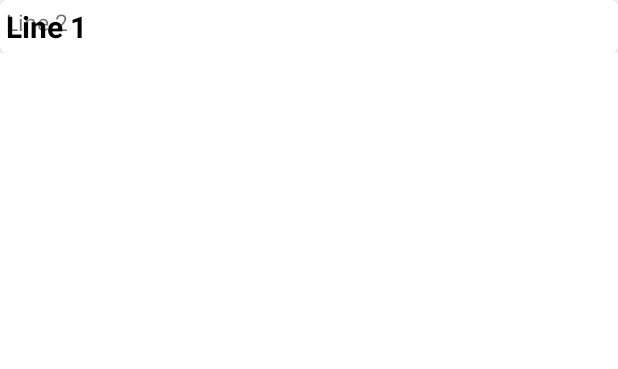
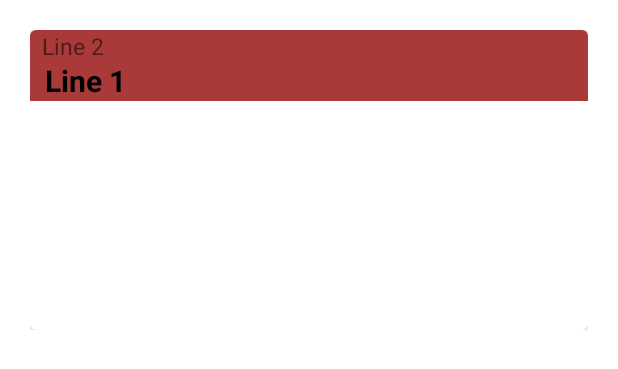
Before and after one commit to BeatlesBOB/Appytodo, an Android app: the layout layout_ticket.xml on its own in the app's theme, with its tools: preview values and no code run, on a phone screen of 412 x 824 dp. Shown: the top 369 px of the screen. Run offline under Robolectric (Android 15) with nearby library versions, the phone set to English and light mode, and no system bars; Roboto replaces fonts that are not available here.

Commit message:
design des card en cours

```diff
--- /dev/null
+++ b/TestFireBase-master/app/src/main/res/drawable/design_card.xml
@@ -0,0 +1,11 @@
+<?xml version="1.0" encoding="utf-8"?>
+<selector xmlns:android="http://schemas.android.com/apk/res/android">
+    <item>
+        <shape android:shape="rectangle">
+
+            <solid android:color="#AA3939"></solid>
+
+        </shape>
+    </item>
+
+</selector>
--- a/TestFireBase-master/app/src/main/res/layout/layout_ticket.xml
+++ b/TestFireBase-master/app/src/main/res/layout/layout_ticket.xml
@@ -3,35 +3,40 @@
 <androidx.constraintlayout.widget.ConstraintLayout
     xmlns:android="http://schemas.android.com/apk/res/android"
     xmlns:app="http://schemas.android.com/apk/res-auto"
+    xmlns:tools="http://schemas.android.com/tools"
     android:layout_width="match_parent"
-android:layout_height="wrap_content">
+    android:layout_height="wrap_content"
+    android:padding="20dp"
+    >
 
 
     <androidx.cardview.widget.CardView
         android:layout_width="match_parent"
-        android:layout_height="wrap_content"
+        android:layout_height="200dp"
         app:layout_constraintBottom_toBottomOf="parent"
         app:layout_constraintEnd_toEndOf="parent"
         app:layout_constraintEnd_toStartOf="parent"
         app:layout_constraintTop_toTopOf="parent"
         app:cardCornerRadius="4dp">
 
-        <androidx.constraintlayout.widget.ConstraintLayout
+        <FrameLayout
                 android:layout_width="match_parent"
-            android:layout_height="match_parent"
-            android:layout_margin="4dp">
-
-
+                android:layout_height="wrap_content"
+                android:background="@drawable/design_card">
 
             <TextView
                 android:id="@+id/tickettitle"
                 android:layout_width="wrap_content"
                 android:layout_height="wrap_content"
                 android:layout_alignParentTop="true"
+                android:layout_marginLeft="10dp"
+                android:layout_marginTop="20dp"
+
                 android:text="Line 1"
                 android:textColor="@android:color/black"
                 android:textSize="20sp"
                 android:textStyle="bold" />
+        </FrameLayout>
 
         <TextView
             android:id="@+id/ticketlieu"
@@ -42,8 +47,5 @@
             android:text="Line 2"
             android:textSize="15sp" />
 
-
-        </androidx.constraintlayout.widget.ConstraintLayout>
-
     </androidx.cardview.widget.CardView>
 </androidx.constraintlayout.widget.ConstraintLayout>
--- a/TestFireBase-master/build.gradle
+++ b/TestFireBase-master/build.gradle
@@ -1,14 +1,14 @@
 // Top-level build file where you can add configuration options common to all sub-projects/modules.
 
 buildscript {
-    ext.kotlin_version = '1.3.61'
+    ext.kotlin_version = '1.3.31'
     repositories {
         google()
         jcenter()
 
     }
     dependencies {
-        classpath 'com.android.tools.build:gradle:3.5.2'
+        classpath 'com.android.tools.build:gradle:3.4.2'
         classpath 'com.google.gms:google-services:4.3.3'
         classpath "org.jetbrains.kotlin:kotlin-gradle-plugin:$kotlin_version"
 
```
Lines whose indentation alone changed are shown as unchanged.
